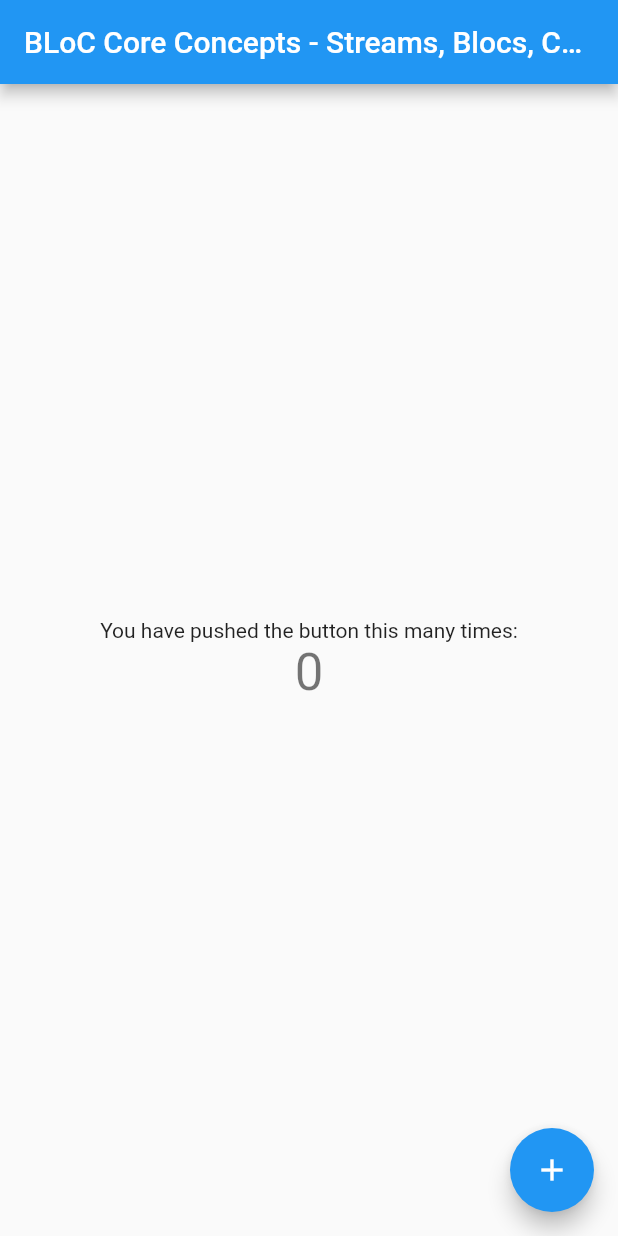
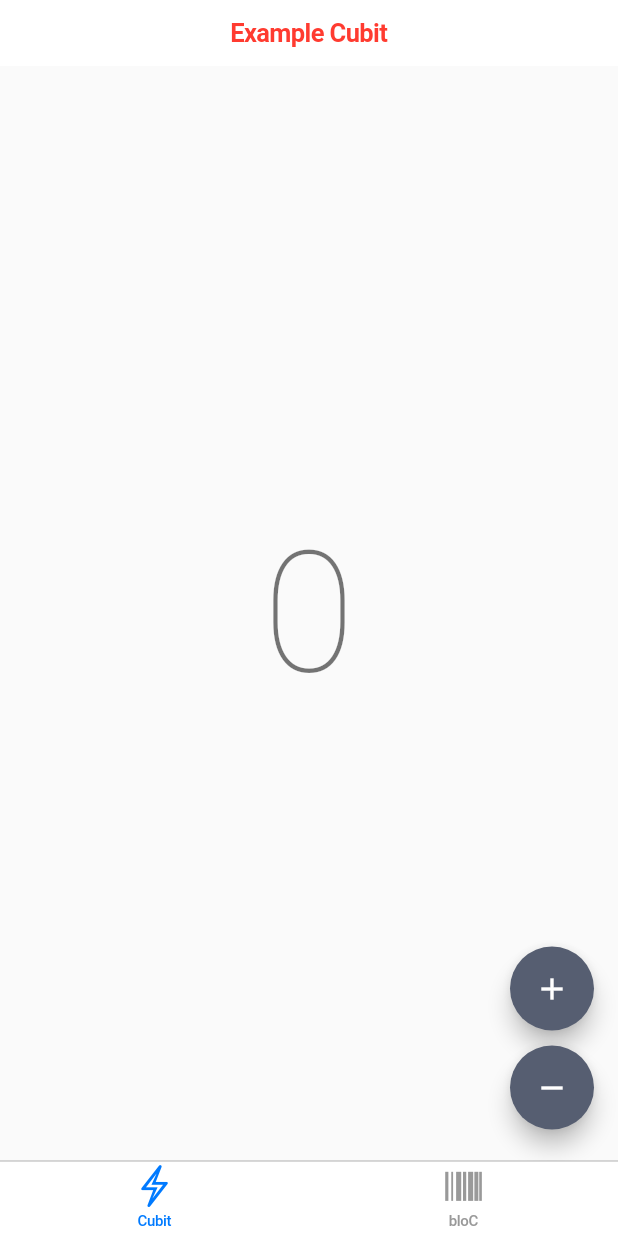
Before and after one commit to toannh2512/BLoC, a Flutter app: the MyHomePage screen opened directly, on a phone screen of 412 x 824 dp. Run offline on Flutter 3.47's test engine with Material 2 defaults, Android fonts, the phone set to English and light mode, and no system bars; our stand-ins replace bloc, flutter_bloc.

Commit message:
Change code

```diff
--- a/lib/duy/bloc.dart
+++ /dev/null
@@ -1,61 +0,0 @@
-import 'package:flutter/material.dart';
-
-class MyApp extends StatelessWidget {
-  @override
-  Widget build(BuildContext context) {
-    return MaterialApp(
-      title: 'Flutter Demo',
-      theme: ThemeData(
-        primarySwatch: Colors.blue,
-      ),
-      home: MyHomePage(title: 'BLoC Core Concepts - Streams, Blocs, Cubits '),
-    );
-  }
-}
-
-class MyHomePage extends StatefulWidget {
-  MyHomePage({Key key, this.title}) : super(key: key);
-
-  final String title;
-
-  @override
-  _MyHomePageState createState() => _MyHomePageState();
-}
-
-class _MyHomePageState extends State<MyHomePage> {
-  int _counter = 0;
-
-  void _incrementCounter() {
-    setState(() {
-      _counter++;
-    });
-  }
-
-  @override
-  Widget build(BuildContext context) {
-    return Scaffold(
-      appBar: AppBar(
-        title: Text(widget.title),
-      ),
-      body: Center(
-        child: Column(
-          mainAxisAlignment: MainAxisAlignment.center,
-          children: <Widget>[
-            Text(
-              'You have pushed the button this many times:',
-            ),
-            Text(
-              '$_counter',
-              style: Theme.of(context).textTheme.headline4,
-            ),
-          ],
-        ),
-      ),
-      floatingActionButton: FloatingActionButton(
-        onPressed: _incrementCounter,
-        tooltip: 'Increment',
-        child: Icon(Icons.add),
-      ),
-    );
-  }
-}
--- a/lib/main.dart
+++ b/lib/main.dart
@@ -1,5 +1,5 @@
 import 'package:flutter/material.dart';
-import 'quan/bloc.dart';
+import 'toan/bloc.dart';
 
 void main() {
   runApp(MyApp());
--- a/lib/toan/bloc.dart
+++ b/lib/toan/bloc.dart
@@ -1,61 +1,125 @@
+import 'package:flutter/cupertino.dart';
 import 'package:flutter/material.dart';
+import 'package:flutter_bloc/flutter_bloc.dart';
+
+import 'bloc/toan_bloc.dart';
+import 'cubit/toan_cubit.dart';
 
 class MyApp extends StatelessWidget {
   @override
   Widget build(BuildContext context) {
-    return MaterialApp(
-      title: 'Flutter Demo',
-      theme: ThemeData(
-        primarySwatch: Colors.blue,
+    return CupertinoApp(
+      theme: CupertinoThemeData(
+        brightness: Brightness.light,
+        primaryColor: CupertinoColors.activeBlue,
+        barBackgroundColor: CupertinoColors.white,
       ),
-      home: MyHomePage(title: 'BLoC Core Concepts - Streams, Blocs, Cubits - Test'),
+      home: BlocProvider(
+        create: (context) => ToanCubit(),
+        child: BlocBuilder<ToanCubit, ToanState>(
+          builder: (context, state) {
+            return BlocProvider(
+              create: (context) => ToanBloc(),
+              child: MyHomePage(),
+            );
+          },
+        ),
+      ),
     );
   }
 }
 
 class MyHomePage extends StatefulWidget {
-  MyHomePage({Key key, this.title}) : super(key: key);
-
-  final String title;
-
   @override
   _MyHomePageState createState() => _MyHomePageState();
 }
 
 class _MyHomePageState extends State<MyHomePage> {
-  int _counter = 0;
-
-  void _incrementCounter() {
-    setState(() {
-      _counter++;
-    });
-  }
-
   @override
   Widget build(BuildContext context) {
-    return Scaffold(
-      appBar: AppBar(
-        title: Text(widget.title),
-      ),
-      body: Center(
-        child: Column(
-          mainAxisAlignment: MainAxisAlignment.center,
-          children: <Widget>[
-            Text(
-              'You have pushed the button this many times:',
+    return CupertinoTabScaffold(
+      tabBar: CupertinoTabBar(items: [
+        BottomNavigationBarItem(
+          icon: Icon(CupertinoIcons.bolt),
+          label: "Cubit",
+          backgroundColor: CupertinoColors.activeGreen,
+        ),
+        BottomNavigationBarItem(
+          icon: Icon(CupertinoIcons.barcode),
+          label: "bloC",
+        ),
+      ]),
+      tabBuilder: (context, index) {
+        return CupertinoTabView(
+          builder: (context) => CupertinoPageScaffold(
+            child: Scaffold(
+                body: index == 0
+                    ? BlocBuilder<ToanCubit, ToanState>(
+                        builder: (context, state) {
+                          return Center(
+                            child: Text(
+                              "${state.counterValue}",
+                              style: Theme.of(context).textTheme.headline1,
+                            ),
+                          );
+                        },
+                      )
+                    : BlocBuilder<ToanBloc, int>(
+                        builder: (context, count) {
+                          return Center(
+                            child: Text(
+                              "$count",
+                              style: Theme.of(context).textTheme.headline1,
+                            ),
+                          );
+                        },
+                      ),
+                floatingActionButton: Column(
+                  crossAxisAlignment: CrossAxisAlignment.end,
+                  mainAxisAlignment: MainAxisAlignment.end,
+                  children: [
+                    Padding(
+                      padding: const EdgeInsets.symmetric(vertical: 5.0),
+                      child: FloatingActionButton(
+                        onPressed: () {
+                          index == 0
+                              ? context.read<ToanCubit>().increment()
+                              : context
+                                  .read<ToanBloc>()
+                                  .add(ToanEvent.increment);
+                        },
+                        child: const Icon(Icons.add),
+                      ),
+                    ),
+                    Padding(
+                      padding: const EdgeInsets.symmetric(vertical: 5.0),
+                      child: FloatingActionButton(
+                        onPressed: () {
+                          index == 0
+                              ? context.read<ToanCubit>().decrement()
+                              : context
+                                  .read<ToanBloc>()
+                                  .add(ToanEvent.decrement);
+                        },
+                        child: const Icon(Icons.remove),
+                      ),
+                    )
+                  ],
+                )),
+            navigationBar: CupertinoNavigationBar(
+              middle: index == 0
+                  ? Text(
+                      "Example Cubit",
+                      style: TextStyle(color: CupertinoColors.systemRed),
+                    )
+                  : Text(
+                      "Example bloC",
+                      style: TextStyle(color: CupertinoColors.systemRed),
+                    ),
             ),
-            Text(
-              '$_counter',
-              style: Theme.of(context).textTheme.headline4,
-            ),
-          ],
-        ),
-      ),
-      floatingActionButton: FloatingActionButton(
-        onPressed: _incrementCounter,
-        tooltip: 'Increment',
-        child: Icon(Icons.add),
-      ),
+          ),
+        );
+      },
     );
   }
 }
--- /dev/null
+++ b/lib/toan/bloc/toan_event.dart
@@ -0,0 +1,3 @@
+part of 'toan_bloc.dart';
+
+enum ToanEvent { increment, decrement }
--- /dev/null
+++ b/lib/toan/cubit/toan_cubit.dart
@@ -0,0 +1,9 @@
+import 'package:flutter/cupertino.dart';
+import 'package:flutter_bloc/flutter_bloc.dart';
+part 'toan_state.dart';
+
+class ToanCubit extends Cubit<ToanState> {
+  ToanCubit() : super(ToanInitial(0));
+  void increment() => emit(ToanInitial(state.counterValue + 1));
+  void decrement() => emit(ToanInitial(state.counterValue - 1));
+}
--- /dev/null
+++ b/lib/toan/cubit/toan_state.dart
@@ -0,0 +1,11 @@
+part of 'toan_cubit.dart';
+
+@immutable
+abstract class ToanState {
+  final int counterValue;
+  ToanState(this.counterValue);
+}
+
+class ToanInitial extends ToanState {
+  ToanInitial(int counterValue) : super(counterValue);
+}
--- a/pubspec.yaml
+++ b/pubspec.yaml
@@ -28,7 +28,7 @@ dependencies:
   # The following adds the Cupertino Icons font to your application.
   # Use with the CupertinoIcons class for iOS style icons.
   cupertino_icons: ^1.0.2
-  bloc: ^6.1.3
+  flutter_bloc: ^6.1.3
 
 dev_dependencies:
   flutter_test:
```
Also changed, not shown: lib/toan/bloc/toan_bloc.dart (added, +23 -0 lines), lib/toan/bloc/toan_state.dart (added, +11 -0 lines), pubspec.lock.
